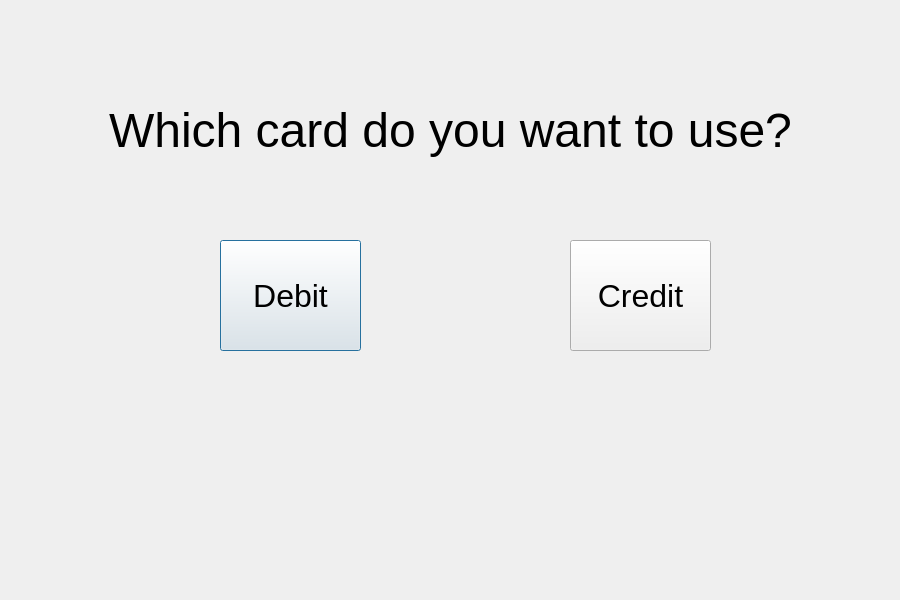
Qt form bank-automat/debitvscredit.ui (25kmo-project/group_15) before a commit.
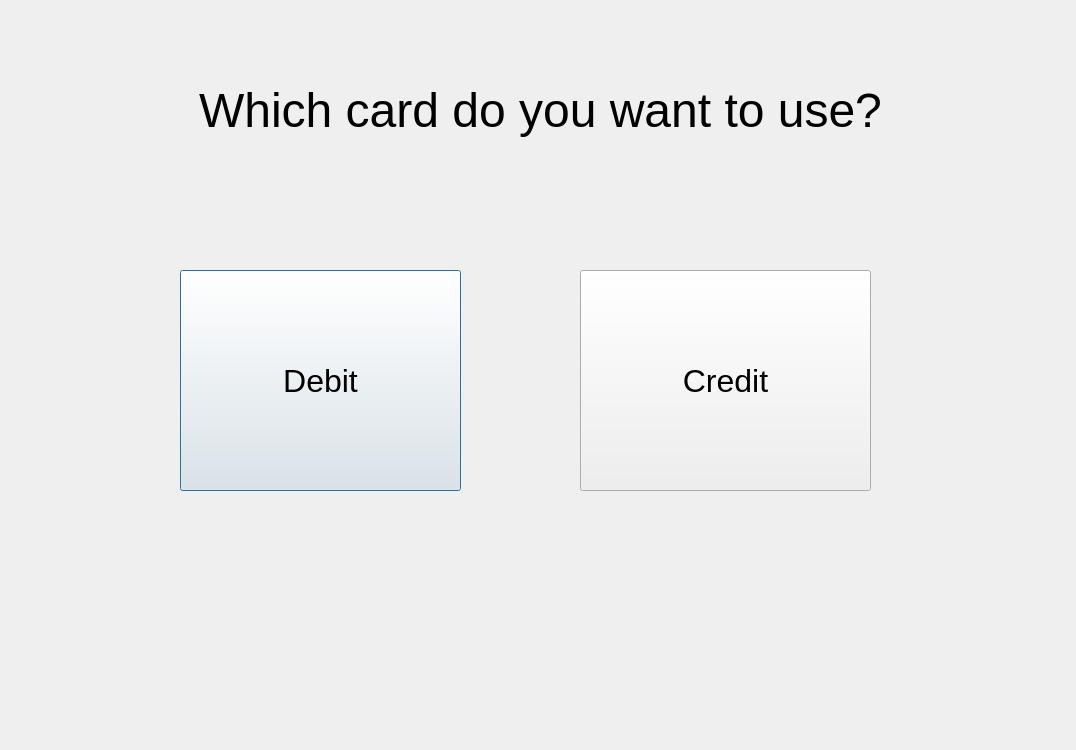
The same form after that commit.

```diff
--- a/bank-automat/debitvscredit.ui
+++ b/bank-automat/debitvscredit.ui
@@ -6,8 +6,8 @@
    <rect>
     <x>0</x>
     <y>0</y>
-    <width>900</width>
-    <height>600</height>
+    <width>1076</width>
+    <height>750</height>
    </rect>
   </property>
   <property name="windowTitle">
@@ -16,10 +16,10 @@
   <widget class="QPushButton" name="btnDebit">
    <property name="geometry">
     <rect>
-     <x>220</x>
-     <y>240</y>
-     <width>141</width>
-     <height>111</height>
+     <x>180</x>
+     <y>270</y>
+     <width>281</width>
+     <height>221</height>
     </rect>
    </property>
    <property name="font">
@@ -35,10 +35,10 @@
   <widget class="QPushButton" name="btnCredit">
    <property name="geometry">
     <rect>
-     <x>570</x>
-     <y>240</y>
-     <width>141</width>
-     <height>111</height>
+     <x>580</x>
+     <y>270</y>
+     <width>291</width>
+     <height>221</height>
     </rect>
    </property>
    <property name="font">
@@ -54,8 +54,8 @@
   <widget class="QLabel" name="label">
    <property name="geometry">
     <rect>
-     <x>40</x>
-     <y>30</y>
+     <x>130</x>
+     <y>10</y>
      <width>821</width>
      <height>201</height>
     </rect>
```
